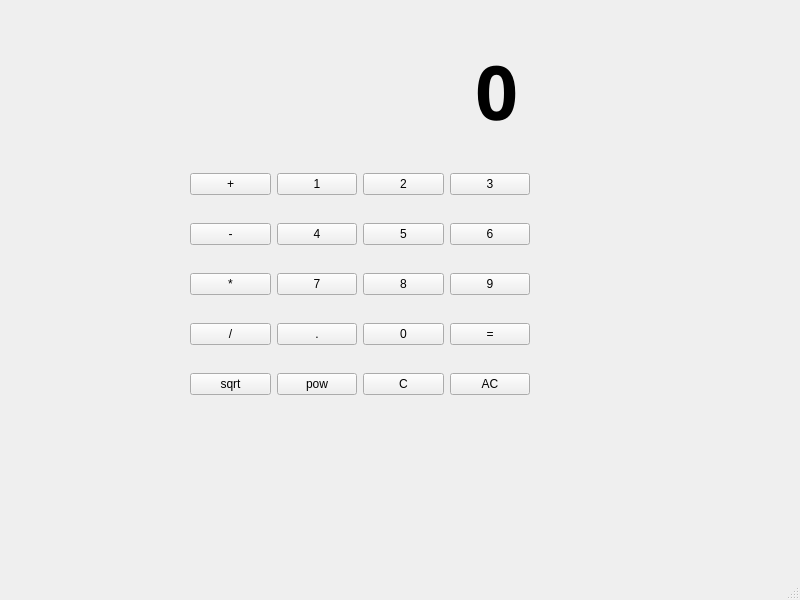
Old version of the form form.ui in the repository Cursubayle/pycalc.
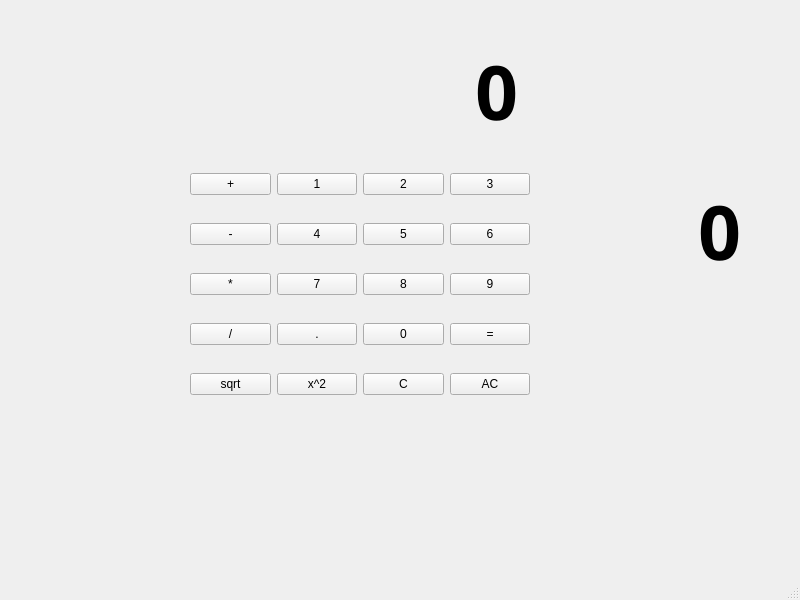
New version of the form.

Diff of the .ui file:
```diff
--- a/form.ui
+++ b/form.ui
@@ -156,7 +156,7 @@
      <item row="4" column="1">
       <widget class="QPushButton" name="pushButton_pow">
        <property name="text">
-        <string>pow</string>
+        <string>x^2</string>
        </property>
       </widget>
      </item>
@@ -201,7 +201,42 @@
      <bool>false</bool>
     </property>
     <property name="alignment">
-     <set>Qt::AlignmentFlag::AlignRight|Qt::AlignmentFlag::AlignTrailing|Qt::AlignmentFlag::AlignVCenter</set>
+     <set>Qt::AlignRight|Qt::AlignTrailing|Qt::AlignVCenter</set>
+    </property>
+   </widget>
+   <widget class="QLabel" name="history">
+    <property name="geometry">
+     <rect>
+      <x>530</x>
+      <y>40</y>
+      <width>211</width>
+      <height>381</height>
+     </rect>
+    </property>
+    <property name="baseSize">
+     <size>
+      <width>0</width>
+      <height>0</height>
+     </size>
+    </property>
+    <property name="font">
+     <font>
+      <family>Monaco</family>
+      <pointsize>56</pointsize>
+      <bold>true</bold>
+     </font>
+    </property>
+    <property name="text">
+     <string>0</string>
+    </property>
+    <property name="textFormat">
+     <enum>Qt::AutoText</enum>
+    </property>
+    <property name="scaledContents">
+     <bool>false</bool>
+    </property>
+    <property name="alignment">
+     <set>Qt::AlignRight|Qt::AlignTrailing|Qt::AlignVCenter</set>
     </property>
    </widget>
   </widget>
```
Left out of the diff: 156 changed lines with no effect on the pictures.
